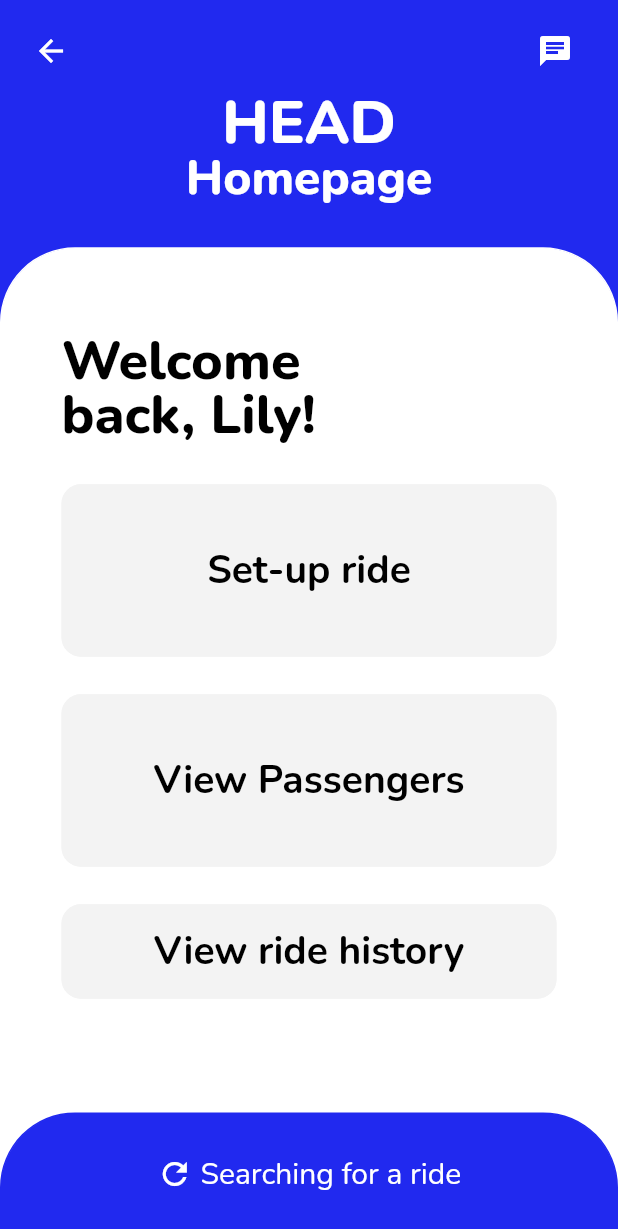
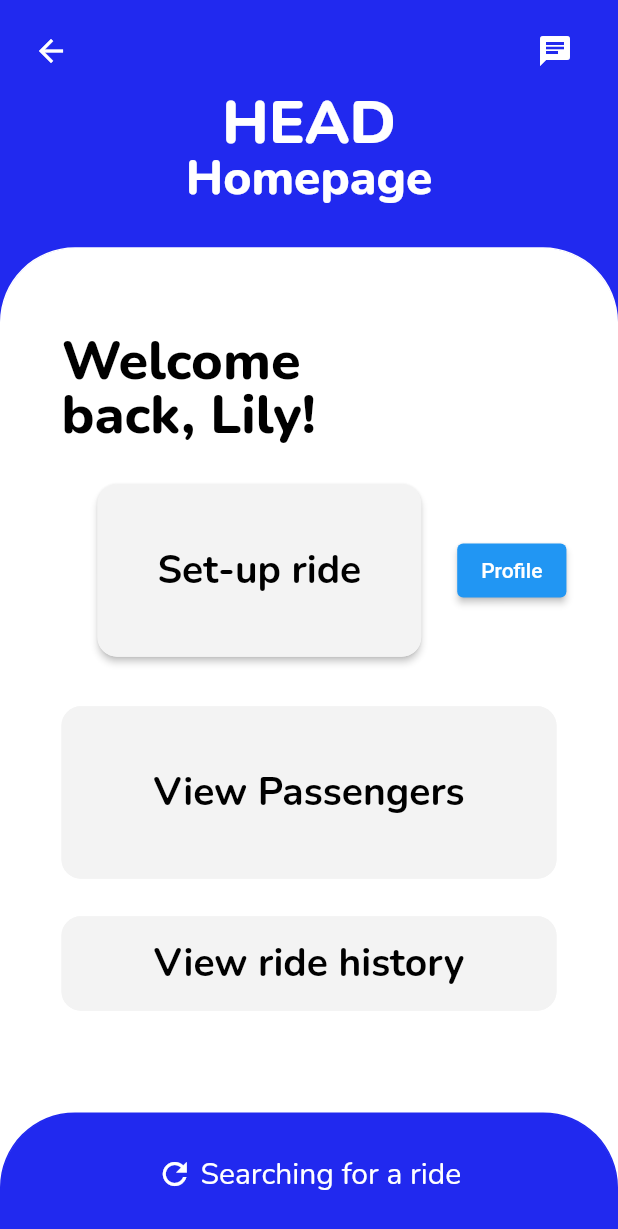
Before and after one commit to lhancewong/CSCI42-One-Big-Car, a Flutter app: the MyUserHomepage screen opened directly, on a phone screen of 412 x 824 dp. Shown: the top 1229 px of the screen. Run offline on Flutter 3.47's test engine with Material 2 defaults, Android fonts, the phone set to English and light mode, and no system bars; our stand-ins replace firebase_auth, firebase_core; missing offline and left inert: firebase_ui_auth; accounts and stored records are empty.

Commit message:
Added email authentication

```diff
--- /dev/null
+++ b/lib/authentication.dart
@@ -0,0 +1,63 @@
+import 'package:flutter/material.dart';
+
+class AuthFunc extends StatelessWidget {
+  const AuthFunc({
+    super.key,
+    required this.loggedIn,
+    required this.signOut,
+  });
+
+  final bool loggedIn;
+  final void Function() signOut;
+
+  @override
+  Widget build(BuildContext context) {
+
+    Color obcGrey = const Color.fromRGBO(243, 243, 243, 1);
+
+    return Row(
+      children: [
+        Padding(
+          padding: const EdgeInsets.only(left: 24, bottom: 8),
+          child: ElevatedButton(
+              style: ButtonStyle(
+                padding: const MaterialStatePropertyAll(
+                  EdgeInsets.all(40)),
+                  backgroundColor:
+                    MaterialStatePropertyAll<Color>(obcGrey),
+                  foregroundColor:
+                    const MaterialStatePropertyAll<Color>(
+                      Colors.black),
+                  shape:
+                    MaterialStateProperty.all<RoundedRectangleBorder>(
+                      RoundedRectangleBorder(
+                        borderRadius: BorderRadius.circular(13),
+                        side: BorderSide(color: obcGrey))),
+              ),
+              child: Text(
+                !loggedIn ? 'Sign-in' : 'Set-up ride',
+                  style: const TextStyle(
+                    fontWeight: FontWeight.bold,
+                    fontSize: 26,
+                    fontFamily: 'Nunito',
+                  )),
+              onPressed: () {
+                !loggedIn
+                    ? Navigator.of(context).pushNamed('/LogIn')
+                    : signOut();
+              },
+        ),),
+        Visibility(
+            visible: loggedIn,
+            child: Padding(
+              padding: const EdgeInsets.only(left: 24, bottom: 8),
+              child: ElevatedButton(
+                  onPressed: () {
+                    Navigator.of(context).pushNamed('/profile');
+                  },
+                  child: const Text('Profile')),
+            ))
+      ],
+    );
+  }
+}
--- a/lib/user_homepage.dart
+++ b/lib/user_homepage.dart
@@ -1,4 +1,9 @@
+import 'package:firebase_auth/firebase_auth.dart'
+    hide EmailAuthProvider, PhoneAuthProvider;
 import 'package:flutter/material.dart';
+import 'package:provider/provider.dart';
+import 'package:one_big_car/main.dart';
+import 'package:one_big_car/authentication.dart';
 
 class MyUserHomepage extends StatefulWidget {
   const MyUserHomepage({super.key});
@@ -13,7 +18,6 @@ class MyUserHomepage extends StatefulWidget {
 ///  turn off that widget given that condition, ideally this widget should have
 ///  it. For now I wont do that.
 class _MyUserHomepageState extends State<MyUserHomepage> {
-
   @override
   Widget build(BuildContext context) {
     double screenHeight = MediaQuery.of(context).size.height;
@@ -23,8 +27,7 @@ class _MyUserHomepageState extends State<MyUserHomepage> {
 
     return Scaffold(
         backgroundColor: obcBlue,
-      body: Stack (
-        children: [
+        body: Stack(children: [
           //White BG with Buttons
           Align(
             alignment: Alignment.bottomCenter,
@@ -49,7 +52,7 @@ class _MyUserHomepageState extends State<MyUserHomepage> {
                       const Text(
                         'Welcome\nback, Lily!',
                         style: TextStyle(
-                      height:1,
+                          height: 1,
                           fontWeight: FontWeight.w800,
                           fontSize: 36,
                           fontFamily: 'Nunito',
@@ -57,80 +60,91 @@ class _MyUserHomepageState extends State<MyUserHomepage> {
                         ),
                         textAlign: TextAlign.left,
                       ),
-                    const SizedBox(height:25),
+                      const SizedBox(height: 25),
                       // Set-up Ride Button
-                    ElevatedButton(
+                      /* ElevatedButton(
                         style: ButtonStyle(
-                        padding: const MaterialStatePropertyAll(EdgeInsets.all(40)),
-                        backgroundColor: MaterialStatePropertyAll<Color>(obcGrey),
-                        foregroundColor: const MaterialStatePropertyAll<Color>(Colors.black),
-                        shape: MaterialStateProperty.all<RoundedRectangleBorder>(
+                          padding: const MaterialStatePropertyAll(
+                              EdgeInsets.all(40)),
+                          backgroundColor:
+                              MaterialStatePropertyAll<Color>(obcGrey),
+                          foregroundColor:
+                              const MaterialStatePropertyAll<Color>(
+                                  Colors.black),
+                          shape:
+                              MaterialStateProperty.all<RoundedRectangleBorder>(
                                   RoundedRectangleBorder(
                                       borderRadius: BorderRadius.circular(13),
-                            side: BorderSide(color: obcGrey)
-                          )
+                                      side: BorderSide(color: obcGrey))),
                         ),
-                      ),
-                      onPressed: null,
-                      child: const Text(
-                        'Set-up ride',
+                        onPressed: () {
+                          Navigator.of(context).pushNamed('/LogIn');
+                        },
+                        child: const Text('Set-up ride',
                             style: TextStyle(
                               fontWeight: FontWeight.bold,
                               fontSize: 26,
                               fontFamily: 'Nunito',
-                        )
+                            )),
+                      ), */
+                      Consumer<ApplicationState>(
+                        builder: (context, appState, _) => AuthFunc(
+                            loggedIn: appState.loggedIn,
+                            signOut: () {
+                              FirebaseAuth.instance.signOut();
+                            }),
                       ),
-                    ),
-                    const SizedBox(height:25),
+                      const SizedBox(height: 25),
                       // View Passengers Button
                       ElevatedButton(
                         style: ButtonStyle(
-                        padding: const MaterialStatePropertyAll(EdgeInsets.all(40)),
-                        backgroundColor: MaterialStatePropertyAll<Color>(obcGrey),
-                        foregroundColor: const MaterialStatePropertyAll<Color>(Colors.black),
-                        shape: MaterialStateProperty.all<RoundedRectangleBorder>(
+                          padding: const MaterialStatePropertyAll(
+                              EdgeInsets.all(40)),
+                          backgroundColor:
+                              MaterialStatePropertyAll<Color>(obcGrey),
+                          foregroundColor:
+                              const MaterialStatePropertyAll<Color>(
+                                  Colors.black),
+                          shape:
+                              MaterialStateProperty.all<RoundedRectangleBorder>(
                                   RoundedRectangleBorder(
                                       borderRadius: BorderRadius.circular(13),
-                            side: BorderSide(color: obcGrey)
-                          )
-                        ),
+                                      side: BorderSide(color: obcGrey))),
                         ),
                         onPressed: null,
-                      child: const Text(
-                        'View Passengers',
+                        child: const Text('View Passengers',
                             style: TextStyle(
                               fontWeight: FontWeight.bold,
                               fontSize: 26,
                               fontFamily: 'Nunito',
-                        )
+                            )),
                       ),
-                    ),
-                    const SizedBox(height:25),
+                      const SizedBox(height: 25),
                       // View Ride History Button
                       ElevatedButton(
                         style: ButtonStyle(
-                        padding: const MaterialStatePropertyAll(EdgeInsets.all(14)),
-                        backgroundColor: MaterialStatePropertyAll<Color>(obcGrey),
-                        foregroundColor: const MaterialStatePropertyAll<Color>(Colors.black),
-                        shape: MaterialStateProperty.all<RoundedRectangleBorder>(
+                          padding: const MaterialStatePropertyAll(
+                              EdgeInsets.all(14)),
+                          backgroundColor:
+                              MaterialStatePropertyAll<Color>(obcGrey),
+                          foregroundColor:
+                              const MaterialStatePropertyAll<Color>(
+                                  Colors.black),
+                          shape:
+                              MaterialStateProperty.all<RoundedRectangleBorder>(
                                   RoundedRectangleBorder(
                                       borderRadius: BorderRadius.circular(13),
-                            side: BorderSide(color: obcGrey)
-                          )
-                        ),
+                                      side: BorderSide(color: obcGrey))),
                         ),
                         onPressed: null,
-                      child: const Text(
-                        'View ride history',
+                        child: const Text('View ride history',
                             style: TextStyle(
                               fontWeight: FontWeight.bold,
                               fontSize: 26,
                               fontFamily: 'Nunito',
-                        )
+                            )),
                       ),
-                    ),
-                  ]
-                ),
+                    ]),
               ),
             ),
           ),
@@ -141,8 +155,7 @@ class _MyUserHomepageState extends State<MyUserHomepage> {
               child: const Align(
                 alignment: Alignment.topLeft,
                 child: BackButton(color: Colors.white),
-            )
-          ),
+              )),
           // ChatButton
           Container(
               margin: const EdgeInsets.all(10),
@@ -150,7 +163,8 @@ class _MyUserHomepageState extends State<MyUserHomepage> {
                 alignment: Alignment.topRight,
                 child: ElevatedButton(
                   style: ButtonStyle(
-                  backgroundColor: MaterialStatePropertyAll<Color>(Color.fromRGBO(33, 41, 239, 1)),
+                    backgroundColor: MaterialStatePropertyAll<Color>(
+                        Color.fromRGBO(33, 41, 239, 1)),
                   ),
                   onPressed: null,
                   child: Icon(
@@ -158,19 +172,18 @@ class _MyUserHomepageState extends State<MyUserHomepage> {
                     color: Colors.white,
                   ),
                 ),
-            )
-          ),
+              )),
           // <USER> Homepage Text
           Container(
               margin: const EdgeInsets.all(40),
               alignment: Alignment.center,
               child: Column(
                 children: const [
-                SizedBox(height:25),
+                  SizedBox(height: 25),
                   Text(
                     'HEAD',
                     style: TextStyle(
-                    height:1,
+                      height: 1,
                       fontWeight: FontWeight.w800,
                       fontSize: 40,
                       fontFamily: 'Nunito',
@@ -180,7 +193,7 @@ class _MyUserHomepageState extends State<MyUserHomepage> {
                   Text(
                     'Homepage',
                     style: TextStyle(
-                    height:1,
+                      height: 1,
                       fontWeight: FontWeight.w800,
                       fontSize: 32,
                       fontFamily: 'Nunito',
@@ -188,8 +201,7 @@ class _MyUserHomepageState extends State<MyUserHomepage> {
                     ),
                   )
                 ],
-            )
-          ),
+              )),
           // Bottom Loading Bar
           Align(
               alignment: Alignment.bottomCenter,
@@ -220,12 +232,7 @@ class _MyUserHomepageState extends State<MyUserHomepage> {
                         ),
                       )
                     ],
-              )
-            )
-          )
-        ]
-      )
-    );
+                  )))
+        ]));
   }
-
 }
--- a/pubspec.yaml
+++ b/pubspec.yaml
@@ -37,6 +37,10 @@ dependencies:
   # Use with the CupertinoIcons class for iOS style icons.
   cupertino_icons: ^1.0.2
   firebase_core: ^1.24.0
+  firebase_auth: ^3.11.2
+  cloud_firestore: ^3.5.1
+  provider: ^6.0.3
+  firebase_ui_auth: ^1.0.0-dev.0
 
 dev_dependencies:
   flutter_test:
```
Also changed, not shown: lib/main.dart (+96 -7 lines), pubspec.lock, 6 other files. Lines whose indentation alone changed are shown as unchanged.
